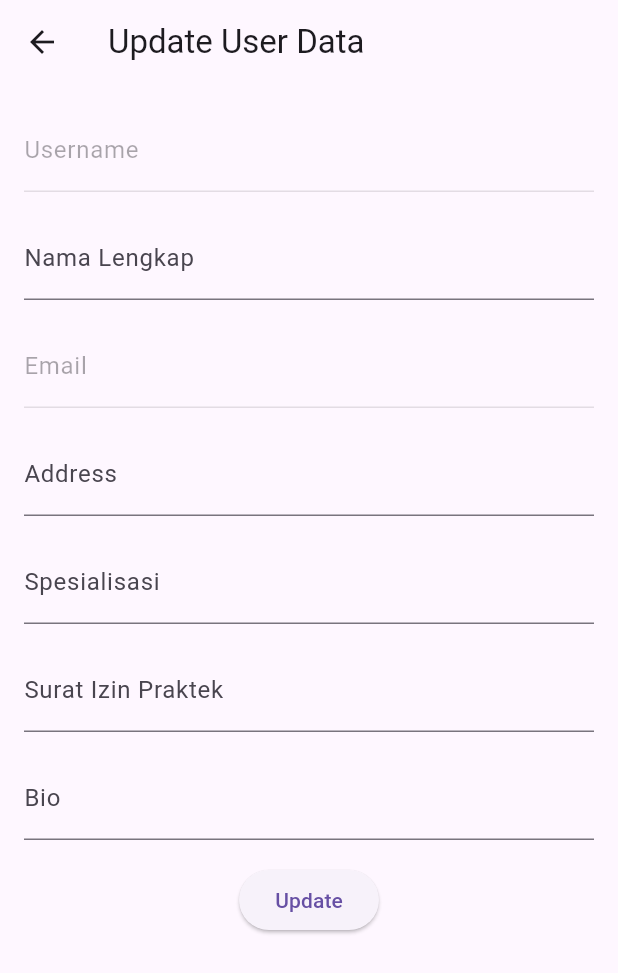
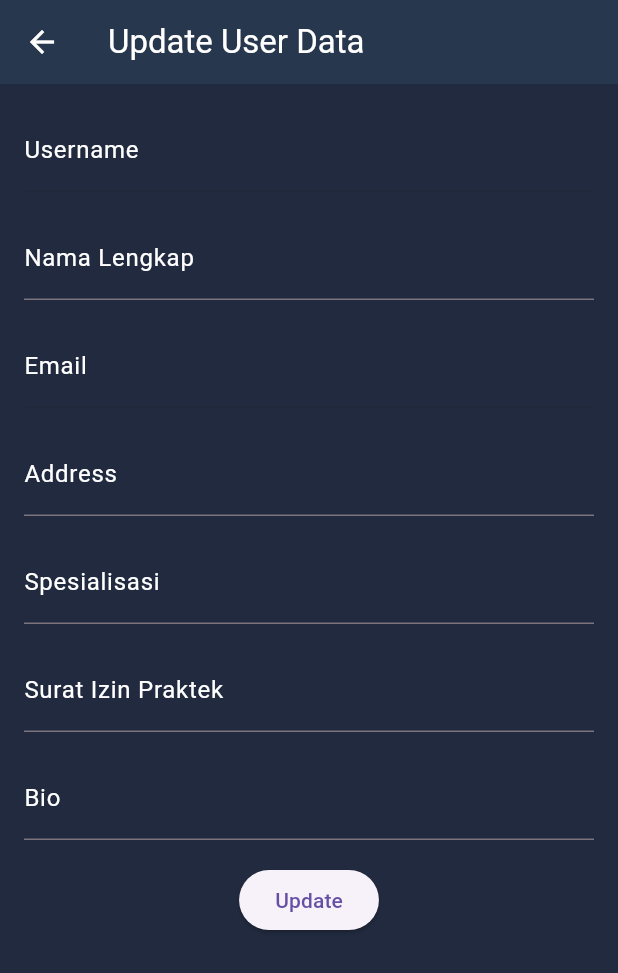
Before and after one commit to NoobCoderAk/018_DocTalkApp, a Flutter app: the ProfilePage screen opened directly, after a tap on "Edit", on a phone screen of 412 x 824 dp. Shown: the top 973 px of the screen. Run offline on Flutter 3.47's test engine with Material 2 defaults, Android fonts, the phone set to English and light mode, and no system bars; our stand-ins replace cloud_firestore, firebase_auth, firebase_core, google_sign_in, hexcolor; accounts and stored records are empty; network calls fail.

Commit message:
change color on textfiled text

```diff
--- a/lib/controller/profile_controller.dart
+++ b/lib/controller/profile_controller.dart
@@ -50,6 +50,7 @@ class ProfileController {
           spesialisasi, license, bio);
 
       // Reset the form after successful submission
+      // ...
 
       // Navigate to the home page
       Navigator.pushReplacement(
@@ -99,7 +100,7 @@ class ProfileController {
                   Navigator.pushReplacement(
                     context,
                     MaterialPageRoute(
-                      builder: (context) => ProfilePage(),
+                      builder: (context) => const ProfilePage(),
                     ),
                   );
                 },
--- a/lib/view/home_page.dart
+++ b/lib/view/home_page.dart
@@ -7,8 +7,6 @@ import 'package:flutter/material.dart';
 import 'package:hexcolor/hexcolor.dart';
 
 import '../controller/auth_google.dart';
-
-//this before
 
 class HomePage extends StatefulWidget {
   const HomePage({Key? key}) : super(key: key);
@@ -101,6 +99,7 @@ class _HomePageState extends State<HomePage> {
                             filled: true,
                             fillColor: HexColor("#394867"),
                             hintText: "Cari",
+                            hintStyle: TextStyle(color: HexColor("#ffffff")),
                             border: OutlineInputBorder(
                               borderSide: BorderSide.none,
                               borderRadius: BorderRadius.circular(20),
@@ -132,7 +131,7 @@ class _HomePageState extends State<HomePage> {
                           as Map<String, dynamic>;
 
                       return ListTile(
-                        focusColor: Colors.blueAccent,
+                        // focusColor: Colors.blueAccent,
                         title: Text(
                           userData['displayName'] ?? '',
                           style: const TextStyle(color: Colors.white),
--- a/lib/view/login_page.dart
+++ b/lib/view/login_page.dart
@@ -18,6 +18,7 @@ class _LoginPageState extends State<LoginPage> {
       child: Scaffold(
         backgroundColor: HexColor("#212A3E"),
         body: Center(
+          child: SingleChildScrollView(
             child: Padding(
               padding: const EdgeInsets.all(40),
               child: Column(
@@ -51,6 +52,7 @@ class _LoginPageState extends State<LoginPage> {
             ),
           ),
         ),
+      ),
     );
   }
 }
--- a/lib/view/profile.dart
+++ b/lib/view/profile.dart
@@ -172,7 +172,7 @@ class ProfilePage extends StatelessWidget {
                       ),
                     ),
                     subtitle: Text(
-                      'Lisensi: ${data['license']}',
+                      '${data['license']}',
                       style: TextStyle(
                         color: HexColor("#ffffff"),
                         fontWeight: FontWeight.bold,
--- a/lib/view/registration_page.dart
+++ b/lib/view/registration_page.dart
@@ -62,7 +62,8 @@ class _RegistrationFormPageState extends State<RegistrationFormPage> {
       appBar: AppBar(
         title: const Text('Registration Form'),
       ),
-      body: Padding(
+      body: SingleChildScrollView(
+        child: Padding(
           padding: const EdgeInsets.all(16.0),
           child: Column(
             children: [
@@ -108,6 +109,7 @@ class _RegistrationFormPageState extends State<RegistrationFormPage> {
             ],
           ),
         ),
+      ),
     );
   }
 }
--- a/lib/view/update_profile.dart
+++ b/lib/view/update_profile.dart
@@ -3,6 +3,7 @@
 import 'package:chatapp/controller/profile_controller.dart';
 import 'package:firebase_auth/firebase_auth.dart';
 import 'package:flutter/material.dart';
+import 'package:hexcolor/hexcolor.dart';
 
 class UpdateProfile extends StatefulWidget {
   final String? displayName;
@@ -82,61 +83,84 @@ class _UpdateProfileState extends State<UpdateProfile> {
   @override
   Widget build(BuildContext context) {
     return Scaffold(
+      backgroundColor: HexColor("#212A3E"),
       appBar: AppBar(
-        title: const Text('Update User Data'),
+        leading: BackButton(
+          color: HexColor("#ffffff"),
         ),
-      body: Padding(
+        title: Text(
+          'Update User Data',
+          style: TextStyle(color: HexColor("#ffffff")),
+        ),
+        backgroundColor: HexColor("#27374D"),
+      ),
+      body: SingleChildScrollView(
+        child: Padding(
           padding: const EdgeInsets.all(16.0),
           child: Column(
             children: [
               TextFormField(
                 enabled: false,
                 controller: _displayNameController,
-              decoration: const InputDecoration(
+                style: TextStyle(color: HexColor("#ffffff")),
+                decoration: InputDecoration(
                   labelText: 'Username',
+                  labelStyle: TextStyle(color: HexColor("#ffffff")),
                 ),
               ),
               const SizedBox(height: 16.0),
               TextFormField(
                 controller: _nameController,
-              decoration: const InputDecoration(
+                style: TextStyle(color: HexColor("#ffffff")),
+                decoration: InputDecoration(
                   labelText: 'Nama Lengkap',
+                  labelStyle: TextStyle(color: HexColor("#ffffff")),
                 ),
               ),
               const SizedBox(height: 16.0),
               TextFormField(
                 enabled: false,
                 controller: _emailController,
-              decoration: const InputDecoration(
+                style: TextStyle(color: HexColor("#ffffff")),
+                decoration: InputDecoration(
                   labelText: 'Email',
+                  labelStyle: TextStyle(color: HexColor("#ffffff")),
                 ),
               ),
               const SizedBox(height: 16.0),
               TextFormField(
                 controller: _addressController,
-              decoration: const InputDecoration(
+                style: TextStyle(color: HexColor("#ffffff")),
+                decoration: InputDecoration(
                   labelText: 'Address',
+                  labelStyle: TextStyle(color: HexColor("#ffffff")),
                 ),
               ),
               const SizedBox(height: 16.0),
               TextFormField(
                 controller: _spesialisasiController,
-              decoration: const InputDecoration(
+                style: TextStyle(color: HexColor("#ffffff")),
+                decoration: InputDecoration(
                   labelText: 'Spesialisasi',
+                  labelStyle: TextStyle(color: HexColor("#ffffff")),
                 ),
               ),
               const SizedBox(height: 16.0),
               TextFormField(
                 controller: _lisensiController,
-              decoration: const InputDecoration(
+                style: TextStyle(color: HexColor("#ffffff")),
+                decoration: InputDecoration(
                   labelText: 'Surat Izin Praktek',
+                  labelStyle: TextStyle(color: HexColor("#ffffff")),
                 ),
               ),
               const SizedBox(height: 16.0),
               TextFormField(
                 controller: _bioController,
-              decoration: const InputDecoration(
+                style: TextStyle(color: HexColor("#ffffff")),
+                decoration: InputDecoration(
                   labelText: 'Bio',
+                  labelStyle: TextStyle(color: HexColor("#ffffff")),
                 ),
               ),
               const SizedBox(height: 16.0),
@@ -148,6 +172,7 @@ class _UpdateProfileState extends State<UpdateProfile> {
             ],
           ),
         ),
+      ),
     );
   }
 }
```
Lines whose indentation alone changed are shown as unchanged.
